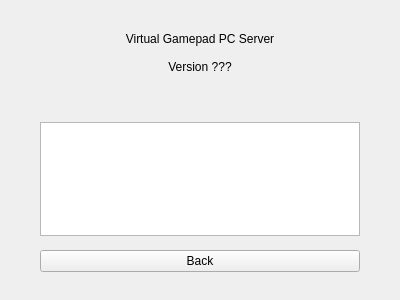
The window that src/ui/about.ui (horse-3903/AirDeck-PC) describes before a commit, drawn with Qt 5.
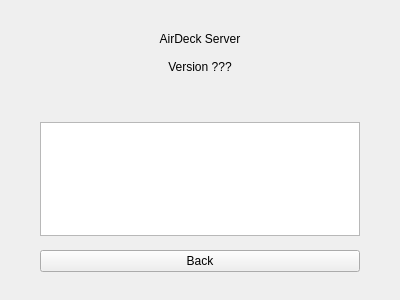
The same window after the commit. Custom widgets are drawn as their Qt base class.

Commit message: Rename the project to AirDeck and bump to 0.5.0

The edit to the form file:
```diff
--- a/src/ui/about.ui
+++ b/src/ui/about.ui
@@ -23,7 +23,7 @@
     <widget class="QLabel" name="titleLabel">
      <property name="role" stdset="0"><string>heading</string></property>
      <property name="text">
-      <string>Virtual Gamepad PC Server</string>
+      <string>AirDeck Server</string>
      </property>
      <property name="alignment">
       <set>Qt::AlignmentFlag::AlignCenter</set>
```
The commit also changes 25 other files.
